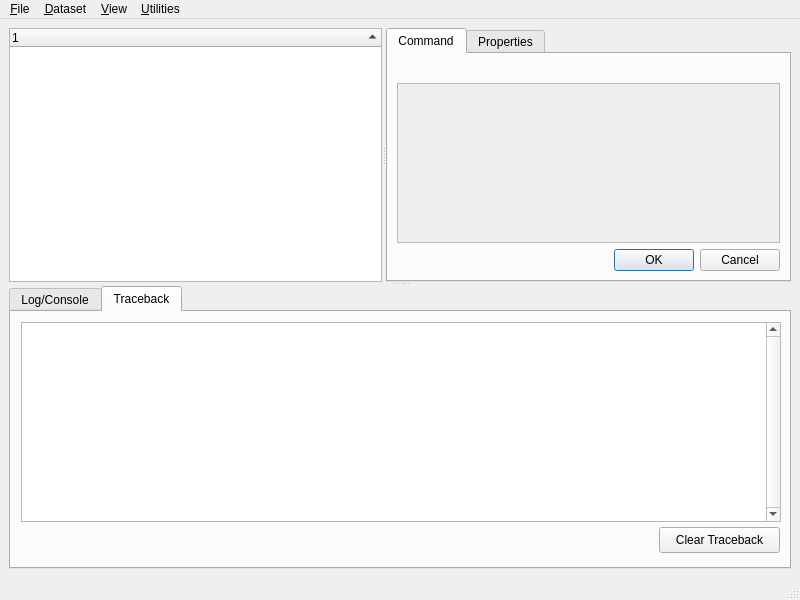
This is datalad_gooey/resources/ui/main_window.ui in datalad/datalad-gooey as Qt 5 draws it before an edit. The edited form follows.
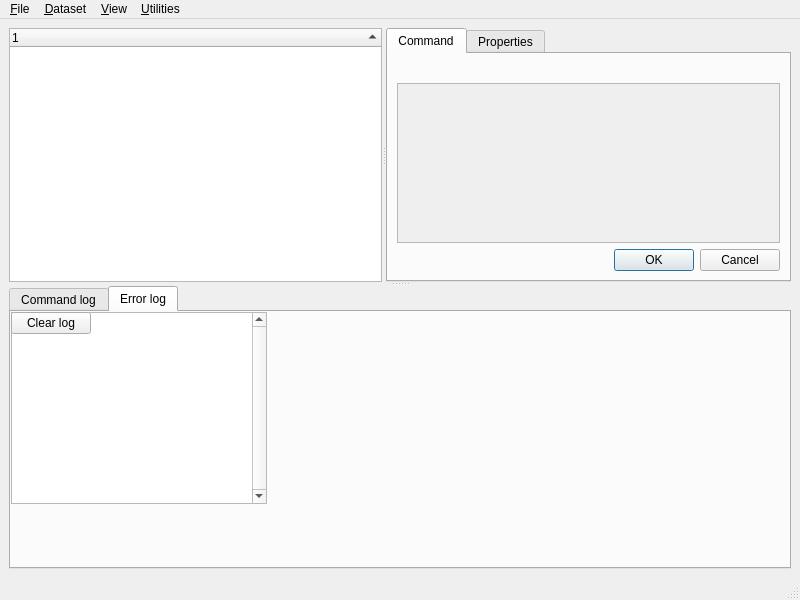
This is the edited form. The open tabs and pages were chosen to show the change.

Commit message:
Rename widget commandLog and errorLog
This also re-titles them. "Traceback" is a fairly technical term. "Error
log" should be more intuitive

Diff of the .ui file:
```diff
--- a/datalad_gooey/resources/ui/main_window.ui
+++ b/datalad_gooey/resources/ui/main_window.ui
@@ -127,7 +127,7 @@
        </property>
        <widget class="QWidget" name="tab">
         <attribute name="title">
-         <string>Log/Console</string>
+         <string>Command log</string>
         </attribute>
         <layout class="QVBoxLayout" name="verticalLayout_2">
          <item>
@@ -163,17 +163,9 @@
          <string>&lt;html&gt;&lt;head/&gt;&lt;body&gt;&lt;p&gt;View Tracebacks of failed command executions&lt;/p&gt;&lt;/body&gt;&lt;/html&gt;</string>
         </property>
         <attribute name="title">
-         <string>Traceback</string>
+         <string>Error log</string>
         </attribute>
-        <widget class="QPlainTextEdit" name="tbViewer">
-         <property name="geometry">
-          <rect>
-           <x>10</x>
-           <y>10</y>
-           <width>760</width>
-           <height>200</height>
-          </rect>
-         </property>
+        <widget class="QPlainTextEdit" name="errorLog">
          <property name="acceptDrops">
           <bool>false</bool>
          </property>
@@ -187,17 +179,9 @@
           <enum>Qt::ScrollBarAlwaysOn</enum>
          </property>
         </widget>
-        <widget class="QPushButton" name="clearTbPB">
-         <property name="geometry">
-          <rect>
-           <x>648</x>
-           <y>215</y>
-           <width>121</width>
-           <height>26</height>
-          </rect>
-         </property>
+        <widget class="QPushButton" name="clearErrorLogPB">
          <property name="text">
-          <string>Clear Traceback</string>
+          <string>Clear log</string>
          </property>
         </widget>
        </widget>
```
Left out of the diff: 8 changed lines with no effect on the pictures. The commit also changes 2 other files.
